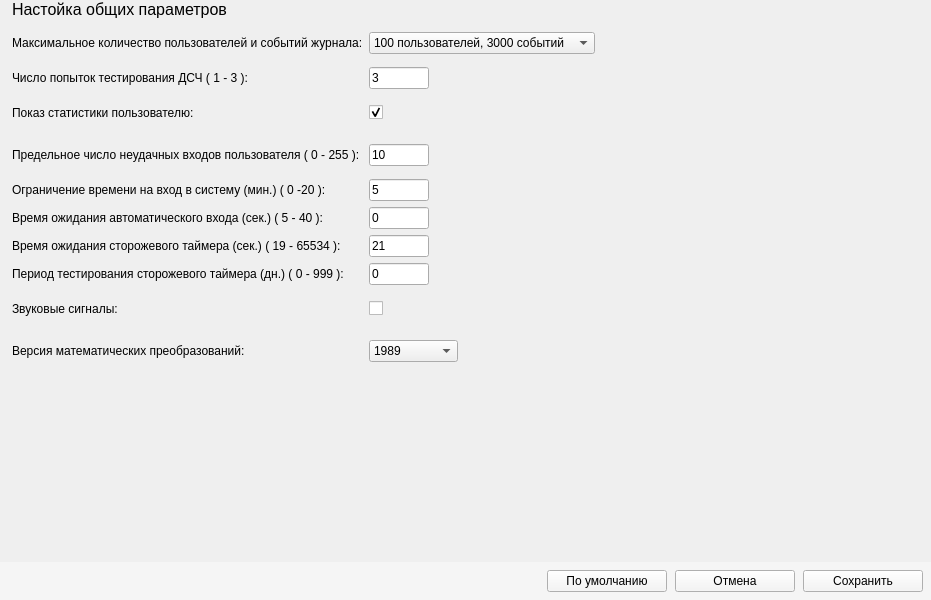
Before: the Qt Designer form ui/CommonParmsPanel.ui in m6v/sobol, drawn with Qt 5.
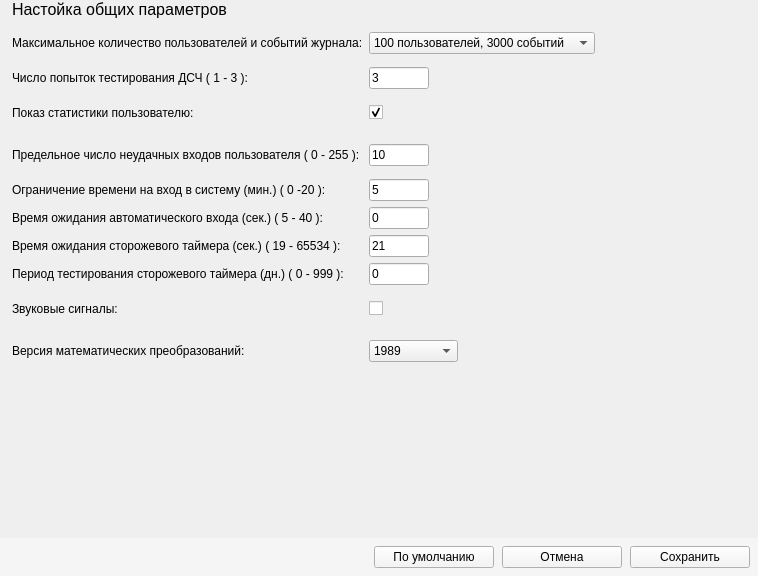
After: the same form once the commit is applied. Custom widgets are drawn as their Qt base class.

Patch:
```diff
--- a/ui/CommonParmsPanel.ui
+++ b/ui/CommonParmsPanel.ui
@@ -6,8 +6,8 @@
    <rect>
     <x>0</x>
     <y>0</y>
-    <width>931</width>
-    <height>600</height>
+    <width>758</width>
+    <height>576</height>
    </rect>
   </property>
   <property name="focusPolicy">
```
